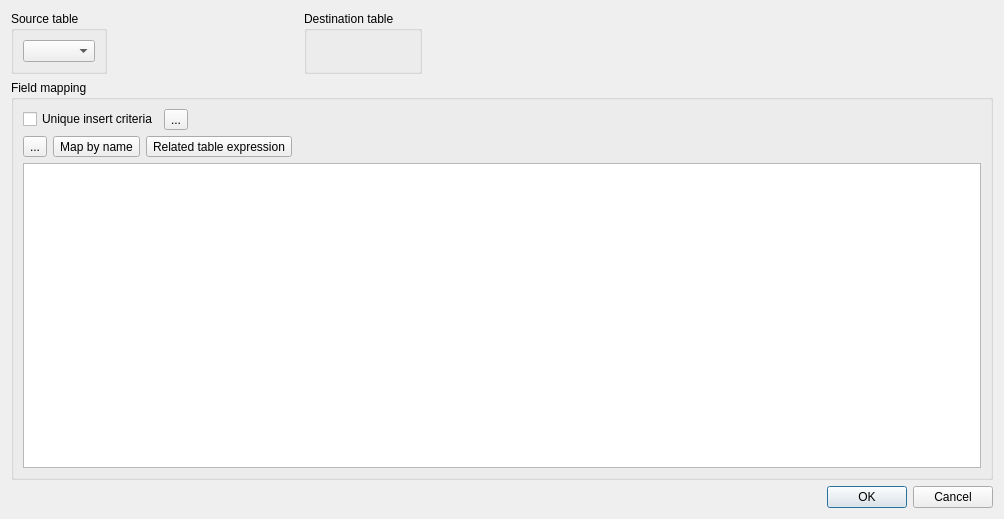
scandyna/multidiagtools, file src/mdtdatabase/mdt/sql/copier/TableMappingDialog.ui: the form before one commit.
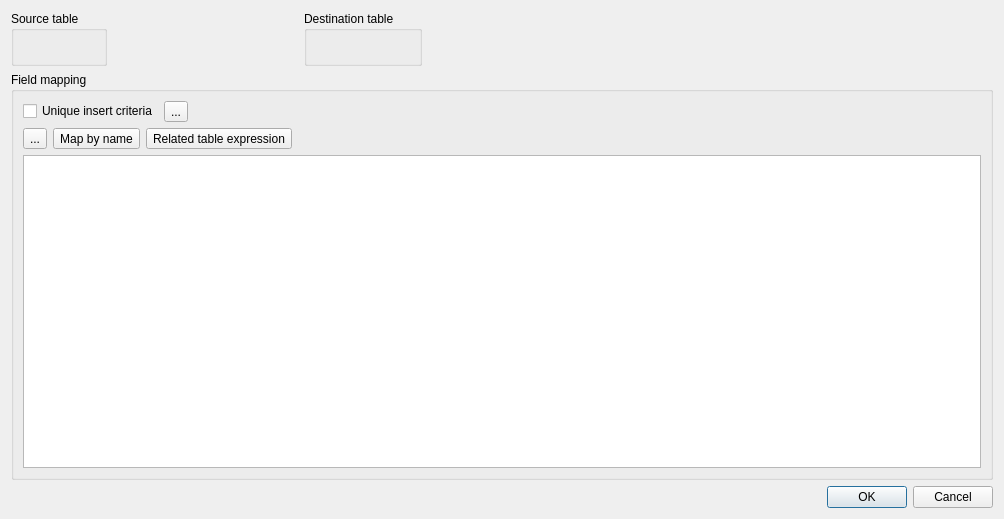
The form after the commit. Icons and pictures are not drawn.

Commit message: Working on SQL copier table mapping dialog

The edit to the form file:
```diff
--- a/src/mdtdatabase/mdt/sql/copier/TableMappingDialog.ui
+++ b/src/mdtdatabase/mdt/sql/copier/TableMappingDialog.ui
@@ -27,11 +27,6 @@
        <property name="title">
         <string>Source table</string>
        </property>
-       <layout class="QVBoxLayout" name="verticalLayout_2">
-        <item>
-         <widget class="QComboBox" name="cbSourceTable"/>
-        </item>
-       </layout>
       </widget>
      </item>
      <item>
```
The commit also changes 14 other files.
